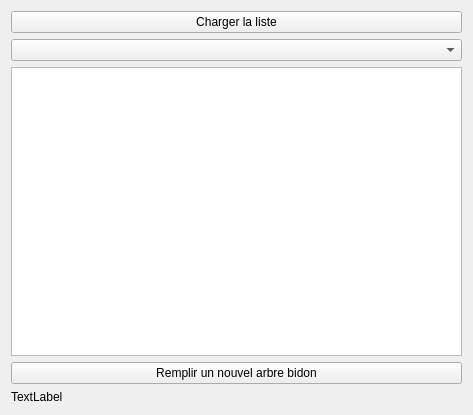
Old version of the form dialogdisplaytree.ui in the repository GiPiLab/ProtonClassicSuite.
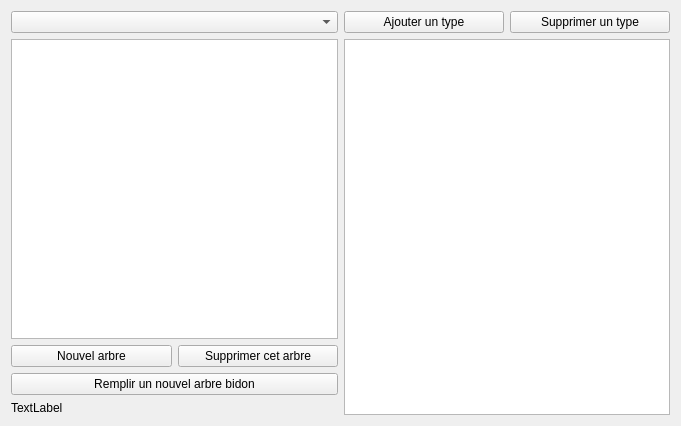
New version of the form.

What changed in the file:
```diff
--- a/dialogdisplaytree.ui
+++ b/dialogdisplaytree.ui
@@ -9,23 +9,18 @@
    <rect>
     <x>0</x>
     <y>0</y>
-    <width>473</width>
-    <height>415</height>
+    <width>681</width>
+    <height>426</height>
    </rect>
   </property>
   <property name="windowTitle">
    <string>DialogDisplayTree</string>
   </property>
-  <layout class="QHBoxLayout" name="horizontalLayout">
+  <layout class="QVBoxLayout" name="verticalLayout_6">
    <item>
-    <layout class="QVBoxLayout" name="verticalLayout">
+    <layout class="QHBoxLayout" name="horizontalLayout_2">
      <item>
-      <widget class="QPushButton" name="chargerButton">
-       <property name="text">
-        <string>Charger la liste</string>
-       </property>
-      </widget>
-     </item>
+      <layout class="QVBoxLayout" name="verticalLayout_4">
      <item>
       <widget class="QComboBox" name="comboBox"/>
      </item>
@@ -45,6 +40,24 @@
        </attribute>
       </widget>
      </item>
+       <item>
+        <layout class="QHBoxLayout" name="horizontalLayout_5">
+         <item>
+          <widget class="QPushButton" name="newTreeButton">
+           <property name="text">
+            <string>Nouvel arbre</string>
+           </property>
+          </widget>
+         </item>
+         <item>
+          <widget class="QPushButton" name="deleteTreeButton">
+           <property name="text">
+            <string>Supprimer cet arbre</string>
+           </property>
+          </widget>
+         </item>
+        </layout>
+       </item>
      <item>
       <widget class="QPushButton" name="remplirButton">
        <property name="text">
@@ -58,6 +71,33 @@
         <string>TextLabel</string>
        </property>
       </widget>
+       </item>
+      </layout>
+     </item>
+     <item>
+      <layout class="QVBoxLayout" name="verticalLayout_5">
+       <item>
+        <layout class="QHBoxLayout" name="horizontalLayout">
+         <item>
+          <widget class="QPushButton" name="addTypeButton">
+           <property name="text">
+            <string>Ajouter un type</string>
+           </property>
+          </widget>
+         </item>
+         <item>
+          <widget class="QPushButton" name="deleteTypeButton">
+           <property name="text">
+            <string>Supprimer un type</string>
+           </property>
+          </widget>
+         </item>
+        </layout>
+       </item>
+       <item>
+        <widget class="QTableView" name="tableView"/>
+       </item>
+      </layout>
      </item>
     </layout>
    </item>
```
Lines whose indentation alone changed are shown as unchanged.
